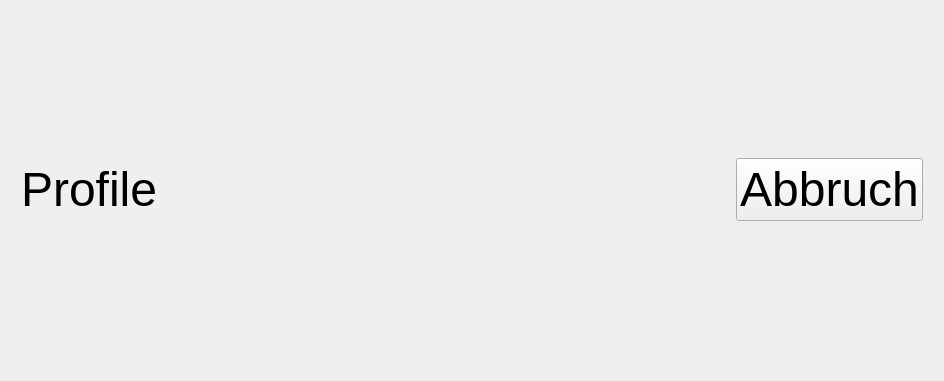
Before: the Qt Designer form UserInterface/buymenu.ui in Killjen/matomat, drawn with Qt 5.
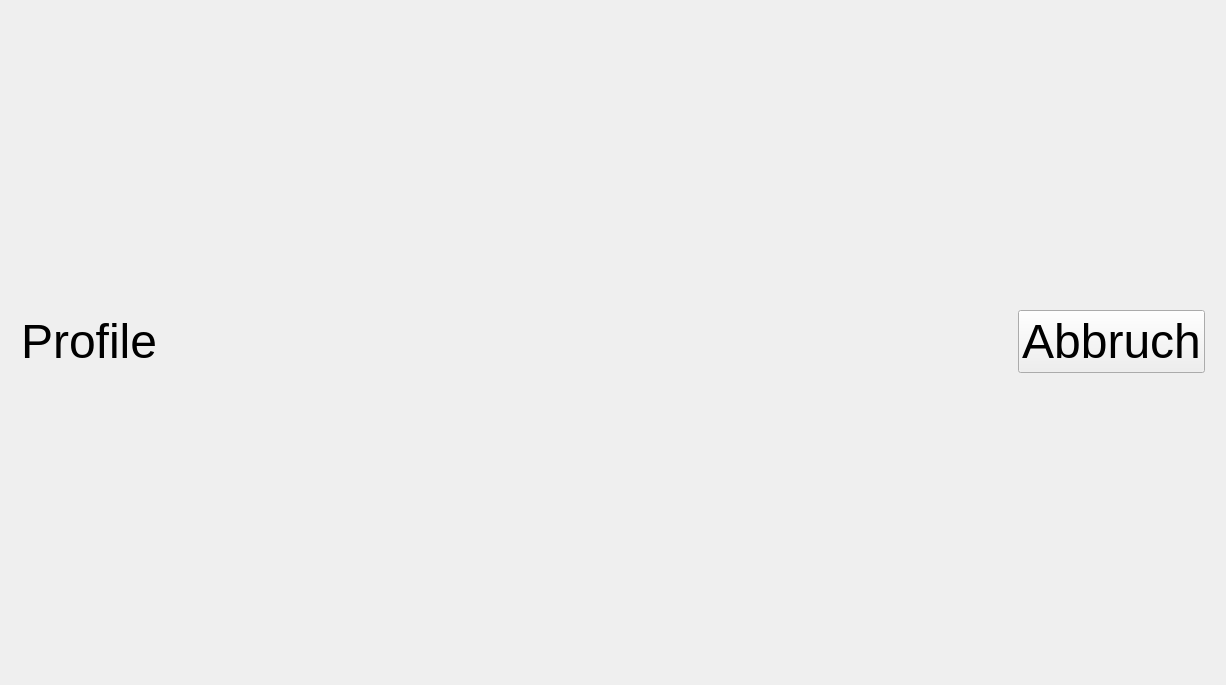
After: the same form once the commit is applied.

What changed in the file:
```diff
--- a/UserInterface/buymenu.ui
+++ b/UserInterface/buymenu.ui
@@ -6,12 +6,12 @@
    <rect>
     <x>0</x>
     <y>0</y>
-    <width>944</width>
-    <height>381</height>
+    <width>1226</width>
+    <height>685</height>
    </rect>
   </property>
   <property name="sizePolicy">
-   <sizepolicy hsizetype="Expanding" vsizetype="Expanding">
+   <sizepolicy hsizetype="Preferred" vsizetype="Preferred">
     <horstretch>0</horstretch>
     <verstretch>0</verstretch>
    </sizepolicy>
@@ -19,7 +19,7 @@
   <property name="windowTitle">
    <string>Mat-O-Mat</string>
   </property>
-  <layout class="QVBoxLayout" name="buyMenuLayout" stretch="0,10">
+  <layout class="QVBoxLayout" name="buyMenuLayout" stretch="0,0">
    <property name="spacing">
     <number>0</number>
    </property>
```
